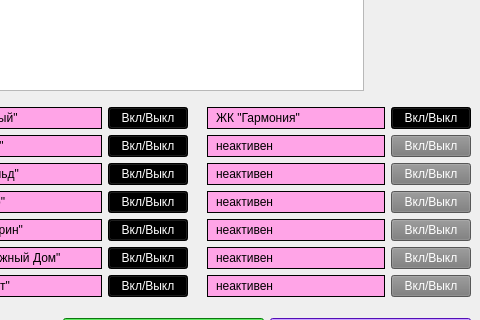
gorod-old/DesktopIntervalParser, file design_2.ui: the form before one commit; both pictures show x 653 to 1133 and y 353 to 673 of the 1133 by 756 pixel window.
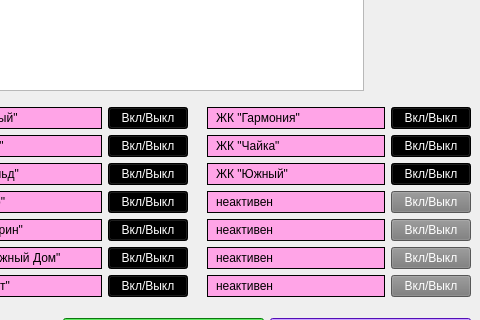
The form after the commit.

```diff
--- a/design_2.ui
+++ b/design_2.ui
@@ -1547,15 +1547,15 @@
 border: 1px solid;</string>
             </property>
             <property name="text">
-             <string>неактивен</string>
+             <string>ЖК &quot;Чайка&quot;</string>
             </property>
            </widget>
           </item>
           <item>
            <widget class="QPushButton" name="siteButton_23">
             <property name="styleSheet">
-             <string notr="true">color: rgb(255, 255, 255);
-background-color: rgb(122, 122, 122);</string>
+             <string notr="true">background-color: rgb(0, 0, 0);
+color: rgb(255, 255, 255);</string>
             </property>
             <property name="text">
              <string>Вкл/Выкл</string>
@@ -1593,15 +1593,15 @@
 border: 1px solid;</string>
             </property>
             <property name="text">
-             <string>неактивен</string>
+             <string>ЖК &quot;Южный&quot;</string>
             </property>
            </widget>
           </item>
           <item>
            <widget class="QPushButton" name="siteButton_24">
             <property name="styleSheet">
-             <string notr="true">color: rgb(255, 255, 255);
-background-color: rgb(122, 122, 122);</string>
+             <string notr="true">background-color: rgb(0, 0, 0);
+color: rgb(255, 255, 255);</string>
             </property>
             <property name="text">
              <string>Вкл/Выкл</string>
```
